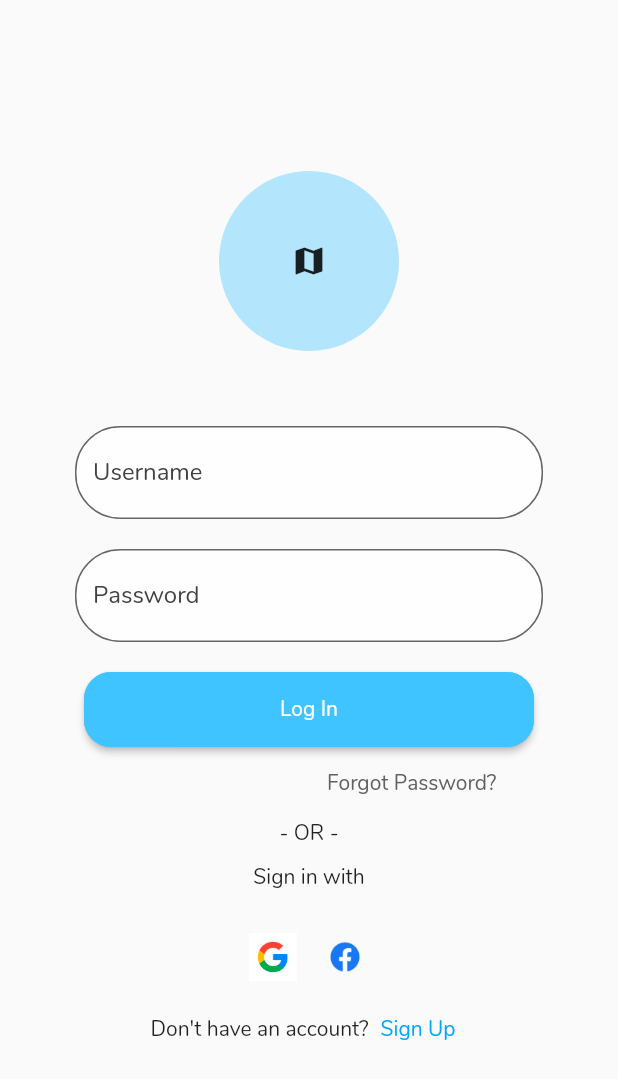
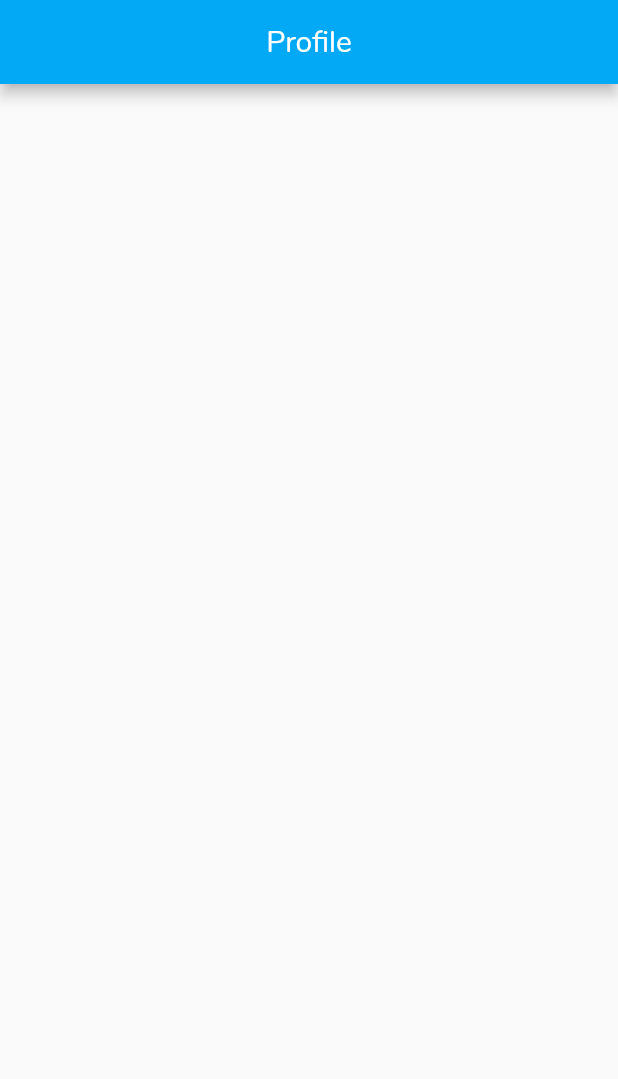
Before and after one commit to PhanukornKMITL/Login_FlutterApp, a Flutter app: the screen it shows after launch, after a tap on "Log In", on a phone screen of 412 x 824 dp. Shown: the top 1079 px of the screen. Run offline on Flutter 3.47's test engine with Material 2 defaults, Android fonts, the phone set to English and light mode, and no system bars.

```diff
--- /dev/null
+++ b/lib/Profile/profile.dart
@@ -0,0 +1,17 @@
+import 'package:flutter/material.dart';
+
+class Profile extends StatelessWidget {
+  @override
+  Widget build(BuildContext context) {
+    return Scaffold(
+      appBar: AppBar(
+        title: Text(
+            "Profile", style: TextStyle(
+          color: Colors.white,
+        ),
+        ),
+        centerTitle: true,
+      ),
+    );
+  }
+}
--- a/lib/login_page.dart
+++ b/lib/login_page.dart
@@ -1,18 +1,13 @@
 import 'package:flutter/material.dart';
+import 'package:login_app/Profile/profile.dart';
+import 'package:login_app/main.dart';
 
 
 class LoginPage extends StatelessWidget {
   // This widget is the root of your application.
   @override
   Widget build(BuildContext context) {
-    return MaterialApp(
-      title: 'My App',
-      debugShowCheckedModeBanner: false,
-      theme: ThemeData(
-        primarySwatch: Colors.lightBlue,
-        fontFamily: 'Nunito',
-      ),
-      home: Scaffold(
+    return Scaffold(
         //กัน buttom overflow
         //resizeToAvoidBottomInset: false,
         body: SafeArea(
@@ -58,7 +53,9 @@ class LoginPage extends StatelessWidget {
                       child: MaterialButton(
                         minWidth: 300.0,
                         height: 50.0,
-                        onPressed: (){},
+                        onPressed: (){
+                          Navigator.pushReplacementNamed(context, "/profile");
+                        },
                         shape: RoundedRectangleBorder(
                             borderRadius: BorderRadius.circular(18.0),
                             side: BorderSide(color: Colors.lightBlueAccent)
@@ -89,14 +86,11 @@ class LoginPage extends StatelessWidget {
                       mainAxisAlignment: MainAxisAlignment.center,
                       children: <Widget>[
                         Text("Don't have an account?"),
-                        TextButton(onPressed: (){}, child: Text("Sign Up"))
+                        TextButton(onPressed: (){
+                          Navigator.pushNamed(context, "/register");
+                        }, child: Text("Sign Up"))
                       ],
                     ),
-
-
-
-
-
 
                   ],
                 ),
@@ -104,7 +98,7 @@ class LoginPage extends StatelessWidget {
             ),
           ),
         ),
-      ),
       );
+
   }
 }
--- a/lib/main.dart
+++ b/lib/main.dart
@@ -1,7 +1,30 @@
 import 'package:flutter/material.dart';
+import 'package:login_app/Register/register_page.dart';
 import 'package:login_app/login_page.dart';
+
+import 'Profile/profile.dart';
 
 
 void main() {
-  runApp(LoginPage());
+  runApp(App());
 }
+
+class App extends StatelessWidget {
+  @override
+  Widget build(BuildContext context) {
+    return MaterialApp(
+      title: 'My App',
+      debugShowCheckedModeBanner: false,
+      theme: ThemeData(
+        primarySwatch: Colors.lightBlue,
+        fontFamily: 'Nunito',
+      ),
+      routes: {
+        "/":(context) => LoginPage(),
+        "/profile":(context) => Profile(),
+        "/register":(context) => Register(),
+      },
+      initialRoute: "/",
+    );
+  }
+}
```
Also changed, not shown: lib/Register/register_page.dart (added, +90 -0 lines). Lines whose indentation alone changed are shown as unchanged.
